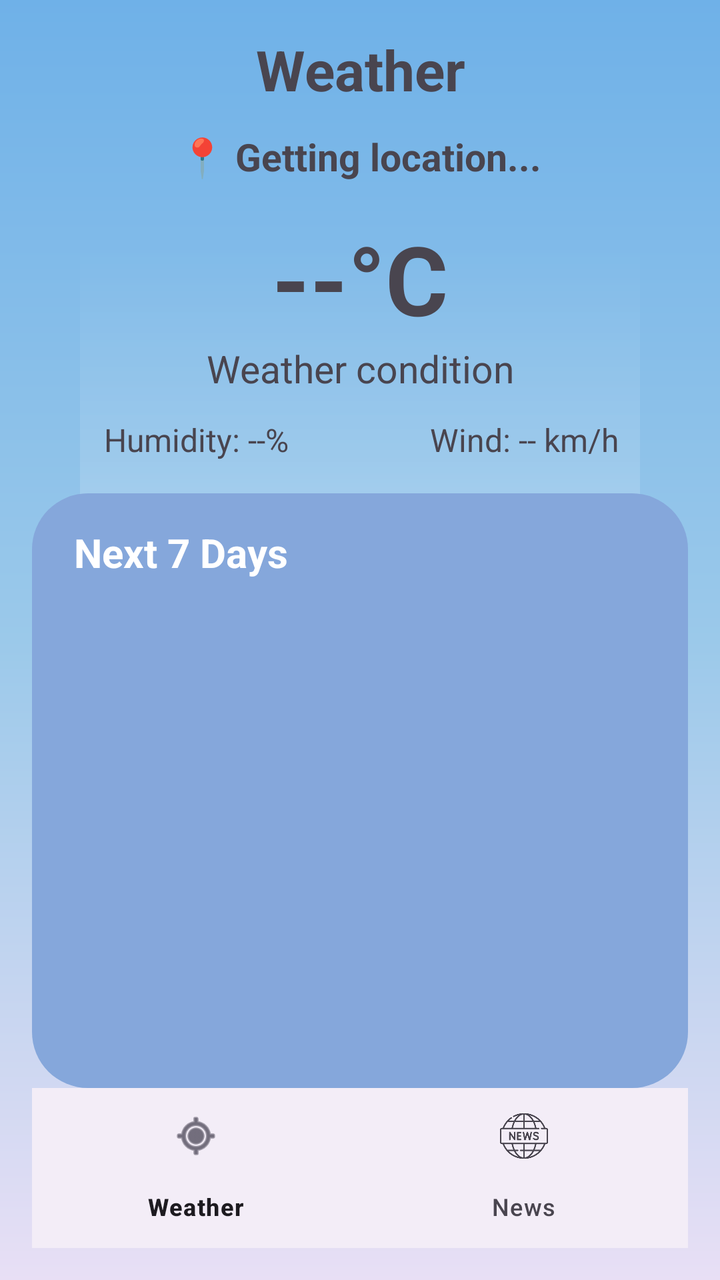
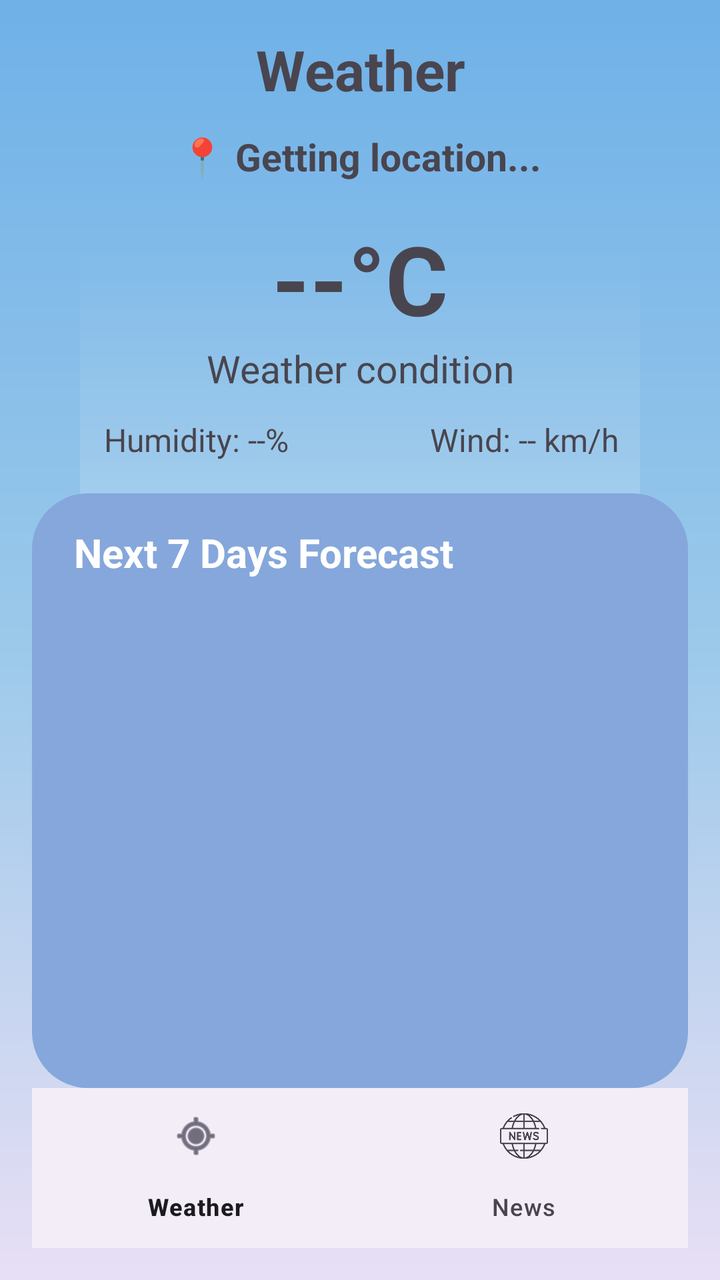

Two renders of the same Android screen: before a commit and after it. Below are the layout's source before the change and the commit's diff.
<!-- AndroidManifest.xml: application theme Theme.InternshipTasks -->
<!-- res/layout/activity_weather_task9.xml -->
<?xml version="1.0" encoding="utf-8"?>
<LinearLayout
    xmlns:android="http://schemas.android.com/apk/res/android"
    xmlns:app="http://schemas.android.com/apk/res-auto"
    android:layout_width="match_parent"
    android:layout_height="match_parent"
    android:orientation="vertical"
    android:padding="16dp"
    android:background="@drawable/weather_background_task9">

    <TextView
        android:id="@+id/tvWeatherTitle"
        android:layout_width="match_parent"
        android:layout_height="wrap_content"
        android:text="Weather"
        android:textSize="28sp"
        android:textStyle="bold"
        android:gravity="center"
        android:layout_marginBottom="12dp" />


    <TextView
        android:id="@+id/tvLocation"
        android:layout_width="match_parent"
        android:layout_height="wrap_content"
        android:text="📍 Getting location..."
        android:textSize="19sp"
        android:textStyle="bold"
        android:gravity="center"
        android:layout_marginBottom="16dp" />


    <TextView
        android:id="@+id/tvTemperature"
        android:layout_width="match_parent"
        android:layout_height="wrap_content"
        android:text="--°C"
        android:textSize="48sp"
        android:textStyle="bold"
        android:gravity="center" />


    <TextView
        android:id="@+id/tvWeatherCondition"
        android:layout_width="match_parent"
        android:layout_height="wrap_content"
        android:text="Weather condition"
        android:textSize="19sp"
        android:gravity="center"
        android:layout_marginBottom="12dp" />


    <LinearLayout
        android:layout_width="match_parent"
        android:layout_height="wrap_content"
        android:orientation="horizontal"
        android:weightSum="2"
        android:layout_marginBottom="16dp">

        <TextView
            android:id="@+id/tvHumidity"
            android:layout_width="0dp"
            android:layout_height="wrap_content"
            android:layout_weight="1"
            android:text="Humidity: --%"
            android:textSize="16sp"
            android:gravity="center" />

        <TextView
            android:id="@+id/tvWindSpeed"
            android:layout_width="0dp"
            android:layout_height="wrap_content"
            android:layout_weight="1"
            android:text="Wind: -- km/h"
            android:textSize="16sp"
            android:gravity="center" />

    </LinearLayout>


    <LinearLayout
        android:id="@+id/forecastContainer"
        android:layout_width="match_parent"
        android:layout_height="0dp"
        android:layout_weight="1"
        android:orientation="vertical"
        android:background="@drawable/bg_forecast_card_task9"
        android:padding="16dp">

        <TextView
            android:id="@+id/tvForecastTitle"
            android:layout_width="match_parent"
            android:layout_height="wrap_content"
            android:text=" Next 7 Days"
            android:textSize="20sp"
            android:textStyle="bold"
            android:textColor="@android:color/white"
            android:layout_marginBottom="8dp" />



        <androidx.recyclerview.widget.RecyclerView
            android:id="@+id/recyclerViewForecast"
            android:layout_width="match_parent"
            android:layout_height="0dp"
            android:layout_weight="1"
            android:clipToPadding="false" />


    </LinearLayout>

    <com.google.android.material.bottomnavigation.BottomNavigationView
        android:id="@+id/bottomNavigation"
        android:layout_width="match_parent"
        android:layout_height="wrap_content"
        app:menu="@menu/bottom_navigation_menu_task9"/>
</LinearLayout>
<!-- resources referenced by this layout -->
<resources>
  <!-- drawable bg_forecast_card_task9 (drawable) -->
  <?xml version="1.0" encoding="utf-8"?>
  <shape
      xmlns:android="http://schemas.android.com/apk/res/android"
      android:shape="rectangle">
  
      <solid
          android:color="#85A7DB" />
  
      <corners
          android:radius="28dp" />
  
      <padding
          android:left="16dp"
          android:top="16dp"
          android:right="16dp"
          android:bottom="16dp" />
  
  </shape>
  <!-- drawable weather_background_task9 (drawable) -->
  <?xml version="1.0" encoding="utf-8"?>
  <layer-list xmlns:android="http://schemas.android.com/apk/res/android">
  
      
      <item>
          <shape android:shape="rectangle">
  
              <gradient
                  android:angle="270"
                  android:startColor="#6FB1E8"
                  android:centerColor="#9BC9EA"
                  android:endColor="#E8DFF5" />
  
          </shape>
      </item>
  
      
      <item
          android:top="120dp"
          android:left="40dp"
          android:right="40dp"
          android:bottom="300dp">
  
          <shape android:shape="rectangle">
  
              <gradient
                  android:angle="90"
                  android:startColor="#55FFFFFF"
                  android:centerColor="#20FFFFFF"
                  android:endColor="#00FFFFFF" />
  
          </shape>
  
      </item>
  
  </layer-list>
  <style name="Theme.InternshipTasks" parent="Base.Theme.InternshipTasks" />
  <style name="Base.Theme.InternshipTasks" parent="Theme.Material3.DayNight.NoActionBar">
          
          
      </style>
</resources>

<!-- the commit's change to res/layout/activity_weather_task9.xml (unified diff, before → after) -->
@@ -91,7 +91,7 @@
             android:id="@+id/tvForecastTitle"
             android:layout_width="match_parent"
             android:layout_height="wrap_content"
-            android:text=" Next 7 Days"
+            android:text=" Next 7 Days Forecast"
             android:textSize="20sp"
             android:textStyle="bold"
             android:textColor="@android:color/white"
